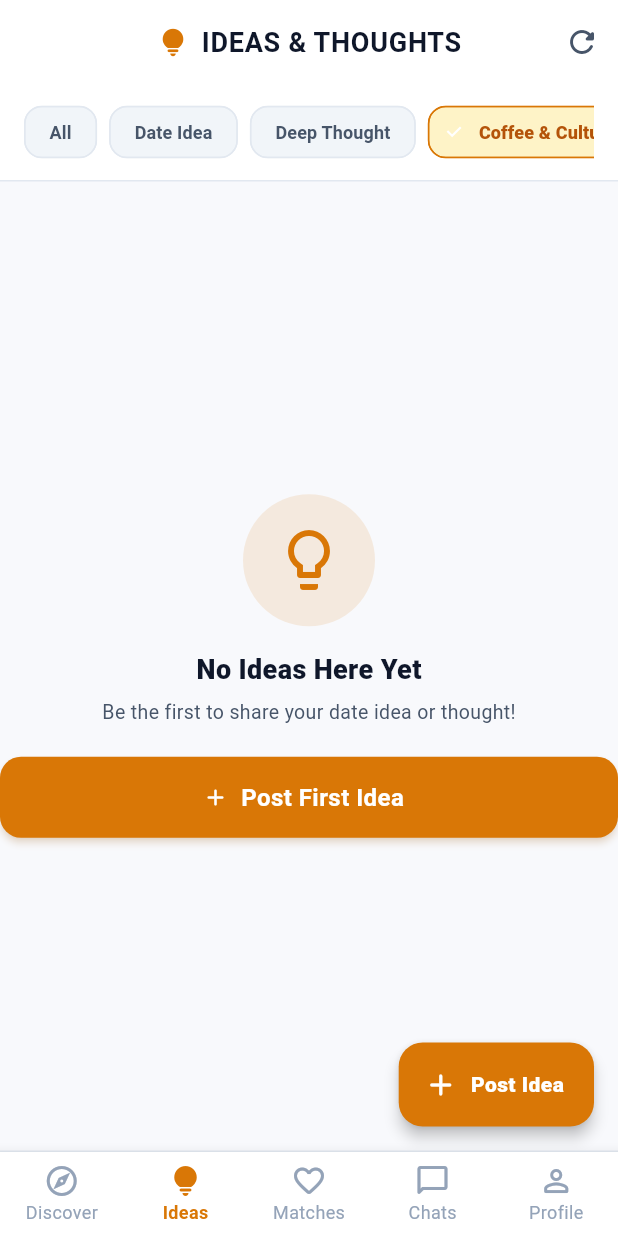
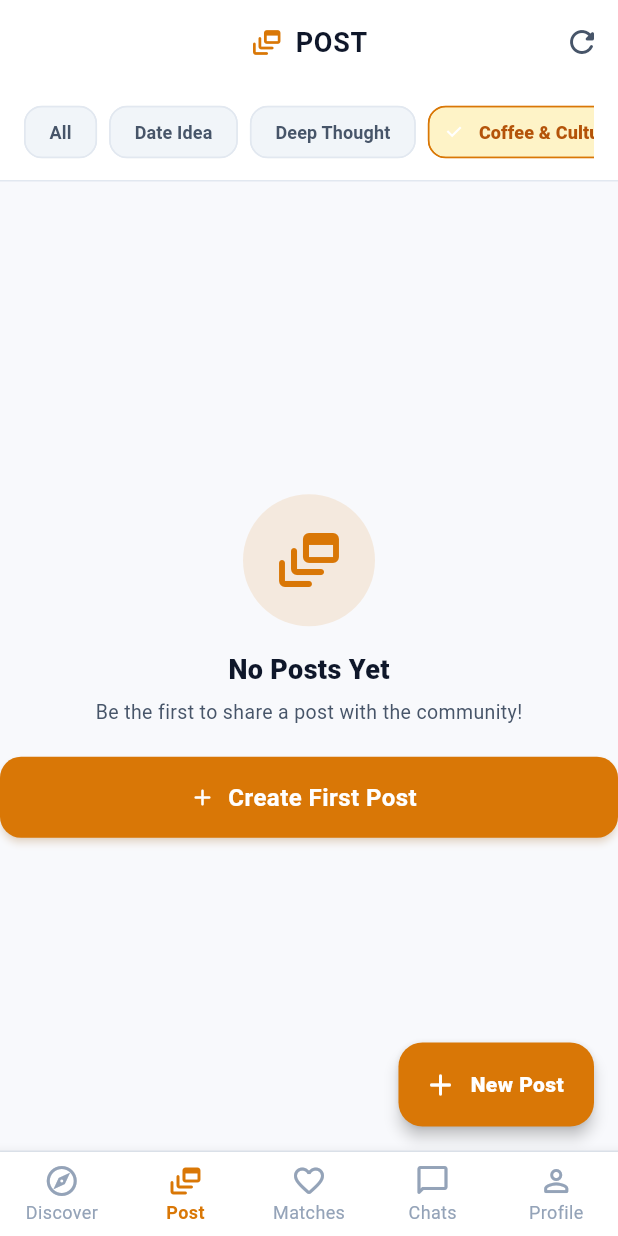
Before and after one commit to habtshd/date, a Flutter app: the PostsScreen screen opened by its route, after a tap on "Date Idea", after a tap on "Deep Thought", after a tap on "Coffee & Culture", on a phone screen of 412 x 824 dp. Run offline on Flutter 3.47's test engine with Material 3 defaults, Android fonts, the phone set to English and light mode, and no system bars; our stand-ins replace dio, flutter_riverpod, flutter_secure_storage, go_router, image_picker; accounts and stored records are empty; network calls fail.

Commit message:
feat(ui): update Ideas tab and AppBar title to Post with feed icon

```diff
--- a/sovereign_dating/lib/features/posts/presentation/posts_screen.dart
+++ b/sovereign_dating/lib/features/posts/presentation/posts_screen.dart
@@ -102,9 +102,9 @@ class _PostsScreenState extends ConsumerState<PostsScreen> {
         title: const Row(
           mainAxisSize: MainAxisSize.min,
           children: [
-            Icon(Icons.lightbulb_rounded, color: AppTheme.primaryGold, size: 22),
+            Icon(Icons.dynamic_feed_rounded, color: AppTheme.primaryGold, size: 22),
             SizedBox(width: 8),
-            Text('IDEAS & THOUGHTS'),
+            Text('POST'),
           ],
         ),
         actions: [
@@ -121,7 +121,7 @@ class _PostsScreenState extends ConsumerState<PostsScreen> {
         elevation: 4,
         icon: const Icon(Icons.add_rounded),
         label: const Text(
-          'Post Idea',
+          'New Post',
           style: TextStyle(fontWeight: FontWeight.w800, letterSpacing: 0.3),
         ),
       ),
@@ -185,7 +185,7 @@ class _PostsScreenState extends ConsumerState<PostsScreen> {
 
   Widget _buildBody() {
     if (_isLoading) {
-      return const LoadingIndicator(message: 'Loading community ideas...');
+      return const LoadingIndicator(message: 'Loading community posts...');
     }
 
     if (_errorMessage != null) {
@@ -209,14 +209,14 @@ class _PostsScreenState extends ConsumerState<PostsScreen> {
                 shape: BoxShape.circle,
               ),
               child: const Icon(
-                Icons.lightbulb_outline_rounded,
+                Icons.dynamic_feed_rounded,
                 size: 48,
                 color: AppTheme.primaryGold,
               ),
             ),
             const SizedBox(height: 16),
             const Text(
-              'No Ideas Here Yet',
+              'No Posts Yet',
               style: TextStyle(
                 fontSize: 18,
                 fontWeight: FontWeight.w800,
@@ -225,7 +225,7 @@ class _PostsScreenState extends ConsumerState<PostsScreen> {
             ),
             const SizedBox(height: 6),
             const Text(
-              'Be the first to share your date idea or thought!',
+              'Be the first to share a post with the community!',
               style: TextStyle(
                 fontSize: 13,
                 color: AppTheme.textSecondary,
@@ -242,7 +242,7 @@ class _PostsScreenState extends ConsumerState<PostsScreen> {
                 ),
               ),
               icon: const Icon(Icons.add_rounded),
-              label: const Text('Post First Idea'),
+              label: const Text('Create First Post'),
             ),
           ],
         ),
--- a/sovereign_dating/lib/shared/widgets/main_navigation_shell.dart
+++ b/sovereign_dating/lib/shared/widgets/main_navigation_shell.dart
@@ -38,9 +38,9 @@ class MainNavigationShell extends StatelessWidget {
               label: 'Discover',
             ),
             BottomNavigationBarItem(
-              icon: Icon(Icons.lightbulb_outline_rounded),
-              activeIcon: Icon(Icons.lightbulb_rounded),
-              label: 'Ideas',
+              icon: Icon(Icons.dynamic_feed_outlined),
+              activeIcon: Icon(Icons.dynamic_feed_rounded),
+              label: 'Post',
             ),
             BottomNavigationBarItem(
               icon: Icon(Icons.favorite_border_rounded),
```
Also changed, not shown: 1 other file.
